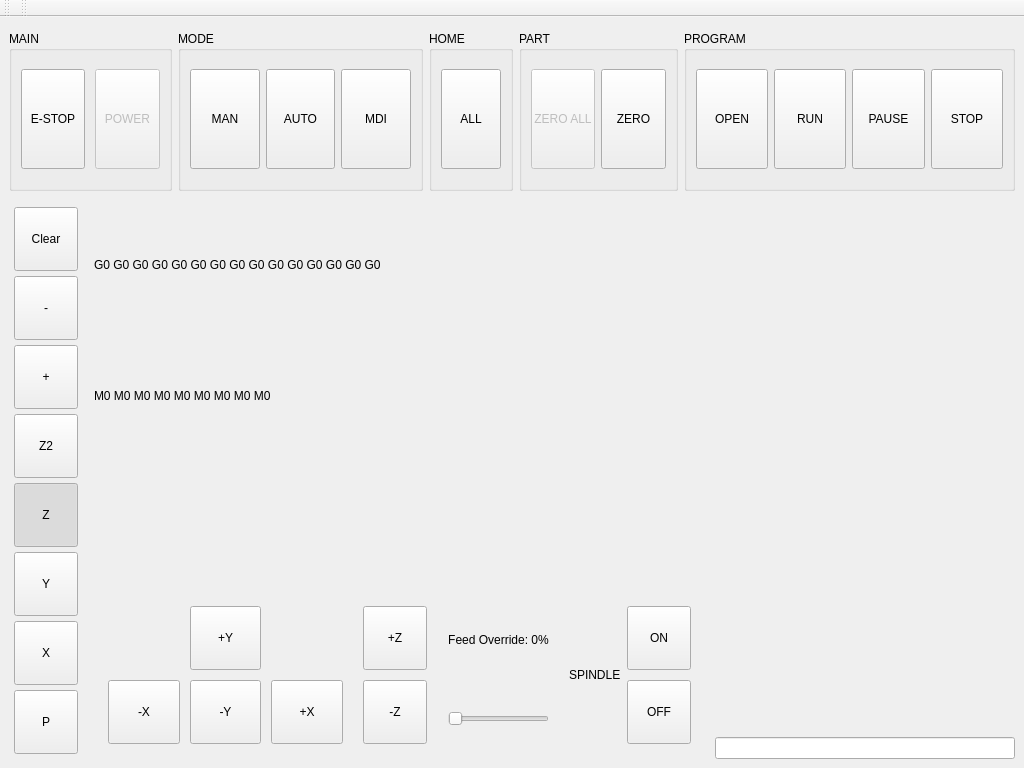
Above: jcnc/ui/window.ui from kcjengr/turbonc before the change. Below: the same form after it.
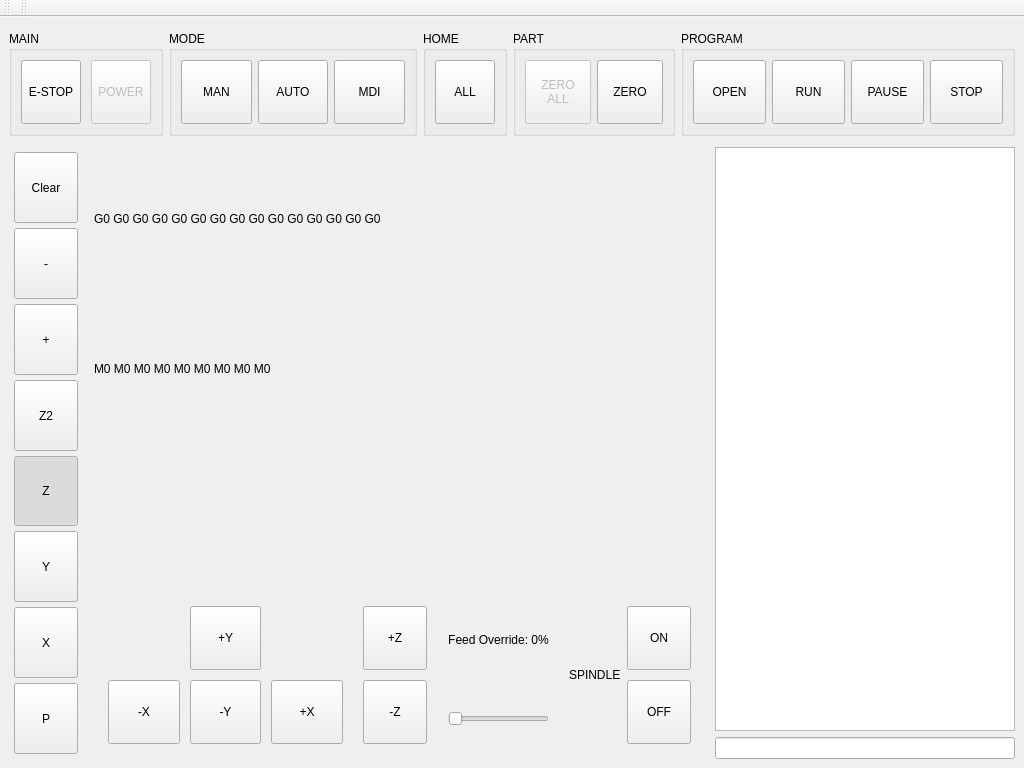
That is the form after the change. Icons and pictures are not drawn. Custom widgets are drawn as their Qt base class.

```diff
--- a/jcnc/ui/window.ui
+++ b/jcnc/ui/window.ui
@@ -69,7 +69,7 @@
            </property>
            <property name="maximumSize">
             <size>
-             <width>100</width>
+             <width>64</width>
              <height>100</height>
             </size>
            </property>
@@ -299,7 +299,8 @@
             </size>
            </property>
            <property name="text">
-            <string>ZERO ALL</string>
+            <string>ZERO
+ALL</string>
            </property>
            <property name="rules" stdset="0">
             <string>[
@@ -1080,23 +1081,24 @@
         <item>
          <layout class="QVBoxLayout" name="verticalLayout_5">
           <item>
-           <widget class="GcodeEditor" name="gcodeeditor">
-            <property name="minimumSize">
-             <size>
-              <width>300</width>
-              <height>0</height>
-             </size>
-            </property>
-            <property name="backgroundcolor" stdset="0">
-             <string>#454545</string>
-            </property>
-            <property name="marginbackgroundcolor" stdset="0">
-             <string>#5c5c5c</string>
-            </property>
-           </widget>
-          </item>
-          <item>
-           <layout class="QHBoxLayout" name="horizontalLayout_9">
+           <layout class="QVBoxLayout" name="verticalLayout_7">
+            <item>
+             <widget class="gCodeEdit" name="gcodeedit">
+              <property name="minimumSize">
+               <size>
+                <width>300</width>
+                <height>0</height>
+               </size>
+              </property>
+              <property name="backgroundcolor" stdset="0">
+               <color>
+                <red>92</red>
+                <green>53</green>
+                <blue>102</blue>
+               </color>
+              </property>
+             </widget>
+            </item>
             <item>
              <widget class="MDIEntry" name="mdientry"/>
             </item>
@@ -1421,12 +1423,6 @@
    <extends>QPushButton</extends>
    <header>qtpyvcp.widgets.button_widgets.mdi_button</header>
   </customwidget>
-  <customwidget>
-   <class>GcodeEditor</class>
-   <extends>QFrame</extends>
-   <header>qtpyvcp.widgets.input_widgets.gcode_editor</header>
-   <container>1</container>
-  </customwidget>
   <customwidget>
    <class>VCPMainWindow</class>
    <extends>QMainWindow</extends>
@@ -1443,6 +1439,11 @@
    <extends>QPushButton</extends>
    <header>qtpyvcp.widgets.button_widgets.action_button</header>
   </customwidget>
+  <customwidget>
+   <class>gCodeEdit</class>
+   <extends>QPlainTextEdit</extends>
+   <header>qtpyvcp.widgets.input_widgets.gcedit</header>
+  </customwidget>
  </customwidgets>
  <resources>
   <include location="../resources.qrc"/>
```
Left out of the diff: 51 changed lines with no effect on the pictures.
